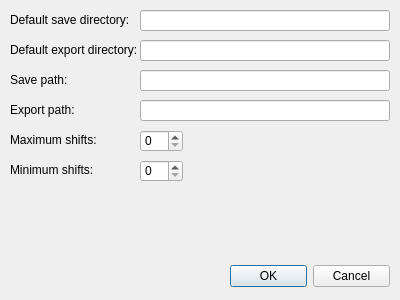
Qt form editpreferences.ui (Aeturnus/EM_Scheduler_QT) before a commit.
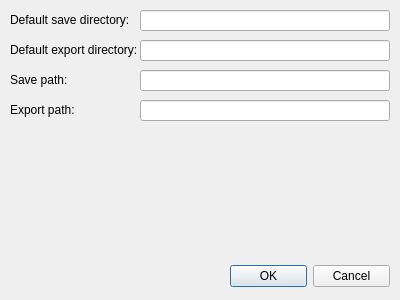
The same form after that commit.

The edit to the form file:
```diff
--- a/editpreferences.ui
+++ b/editpreferences.ui
@@ -75,58 +75,6 @@
     </rect>
    </property>
   </widget>
-  <widget class="QLabel" name="label_3">
-   <property name="geometry">
-    <rect>
-     <x>10</x>
-     <y>130</y>
-     <width>130</width>
-     <height>20</height>
-    </rect>
-   </property>
-   <property name="text">
-    <string>Maximum shifts:</string>
-   </property>
-  </widget>
-  <widget class="QLabel" name="label_4">
-   <property name="geometry">
-    <rect>
-     <x>10</x>
-     <y>160</y>
-     <width>130</width>
-     <height>20</height>
-    </rect>
-   </property>
-   <property name="text">
-    <string>Minimum shifts:</string>
-   </property>
-  </widget>
-  <widget class="QSpinBox" name="spinBox_NumMaxShifts">
-   <property name="geometry">
-    <rect>
-     <x>140</x>
-     <y>130</y>
-     <width>43</width>
-     <height>22</height>
-    </rect>
-   </property>
-   <property name="toolTip">
-    <string>Maximum number of shifts a student can have</string>
-   </property>
-  </widget>
-  <widget class="QSpinBox" name="spinBox_NumMinShifts">
-   <property name="geometry">
-    <rect>
-     <x>140</x>
-     <y>160</y>
-     <width>43</width>
-     <height>22</height>
-    </rect>
-   </property>
-   <property name="toolTip">
-    <string>The minimum number of shifts a student can have</string>
-   </property>
-  </widget>
   <widget class="QLineEdit" name="lineEdit_SavePath">
    <property name="geometry">
     <rect>
```
